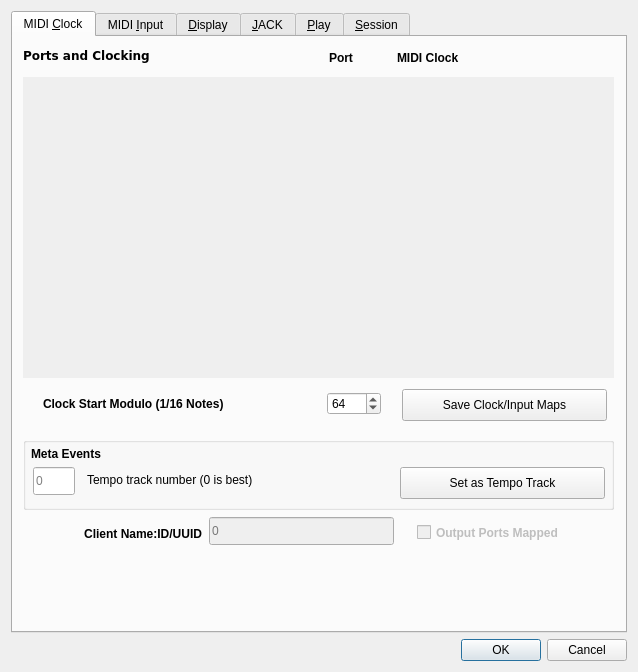
Before: the Qt Designer form seq_qt5/forms/qseditoptions.ui in ahlstromcj/seq66, drawn with Qt 5.
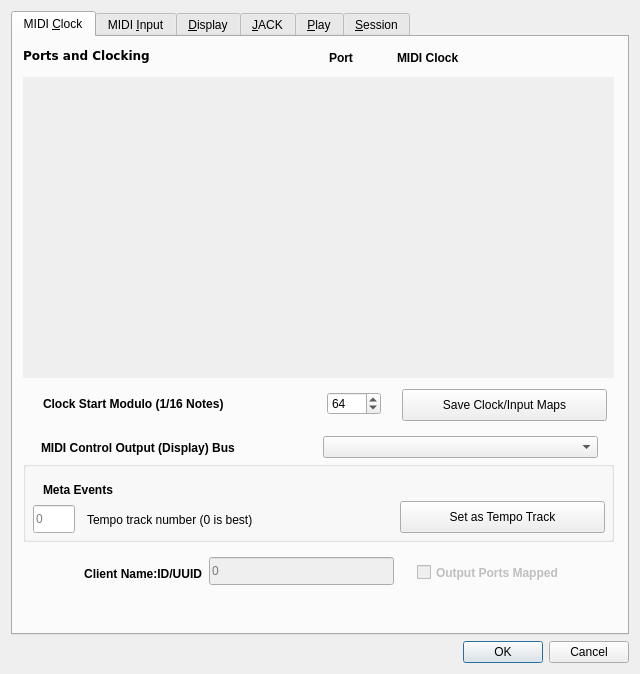
After: the same form once the commit is applied. The open tabs and pages were chosen to show the change.

Commit message: Macros now work, sysex sending works, added UI for MIDI I/O control.

```diff
--- a/seq_qt5/forms/qseditoptions.ui
+++ b/seq_qt5/forms/qseditoptions.ui
@@ -6,8 +6,8 @@
    <rect>
     <x>0</x>
     <y>0</y>
-    <width>638</width>
-    <height>672</height>
+    <width>640</width>
+    <height>674</height>
    </rect>
   </property>
   <property name="windowTitle">
@@ -36,9 +36,9 @@
        <property name="geometry">
         <rect>
          <x>10</x>
-         <y>400</y>
+         <y>424</y>
          <width>591</width>
-         <height>73</height>
+         <height>81</height>
         </rect>
        </property>
        <property name="font">
@@ -50,6 +50,12 @@
        <property name="title">
         <string/>
        </property>
+       <property name="alignment">
+        <set>Qt::AlignLeading|Qt::AlignLeft|Qt::AlignTop</set>
+       </property>
+       <property name="flat">
+        <bool>true</bool>
+       </property>
        <widget class="QLineEdit" name="lineEditTempoTrack">
         <property name="enabled">
          <bool>true</bool>
@@ -57,7 +63,7 @@
         <property name="geometry">
          <rect>
           <x>10</x>
-          <y>30</y>
+          <y>44</y>
           <width>42</width>
           <height>28</height>
          </rect>
@@ -76,7 +82,7 @@
         <property name="geometry">
          <rect>
           <x>64</x>
-          <y>32</y>
+          <y>48</y>
           <width>305</width>
           <height>21</height>
          </rect>
@@ -92,7 +98,7 @@
         <property name="geometry">
          <rect>
           <x>377</x>
-          <y>30</y>
+          <y>40</y>
           <width>205</width>
           <height>32</height>
          </rect>
@@ -107,8 +113,8 @@
        <widget class="QLabel" name="label_4">
         <property name="geometry">
          <rect>
-          <x>8</x>
-          <y>8</y>
+          <x>20</x>
+          <y>20</y>
           <width>141</width>
           <height>17</height>
          </rect>
@@ -186,7 +192,7 @@
        <property name="geometry">
         <rect>
          <x>8</x>
-         <y>488</y>
+         <y>528</y>
          <width>181</width>
          <height>17</height>
         </rect>
@@ -211,7 +217,7 @@
        <property name="geometry">
         <rect>
          <x>196</x>
-         <y>480</y>
+         <y>520</y>
          <width>185</width>
          <height>28</height>
         </rect>
@@ -233,7 +239,7 @@
        <property name="geometry">
         <rect>
          <x>404</x>
-         <y>484</y>
+         <y>524</y>
          <width>197</width>
          <height>23</height>
         </rect>
@@ -341,6 +347,34 @@
         <string>Port</string>
        </property>
       </widget>
+      <widget class="QWidget" name="horizontalLayoutWidget_2">
+       <property name="geometry">
+        <rect>
+         <x>28</x>
+         <y>388</y>
+         <width>557</width>
+         <height>45</height>
+        </rect>
+       </property>
+       <layout class="QHBoxLayout" name="horizontalLayout_4">
+        <item>
+         <widget class="QLabel" name="label_12">
+          <property name="font">
+           <font>
+            <weight>75</weight>
+            <bold>true</bold>
+           </font>
+          </property>
+          <property name="text">
+           <string>MIDI Control Output (Display) Bus</string>
+          </property>
+         </widget>
+        </item>
+        <item>
+         <widget class="QComboBox" name="comboBoxMidiOutBuss"/>
+        </item>
+       </layout>
+      </widget>
      </widget>
      <widget class="QWidget" name="tabMidiInput">
       <property name="toolTip">
```
Left out of the diff: 35 changed lines with no effect on the pictures. The commit also changes 29 other files.
